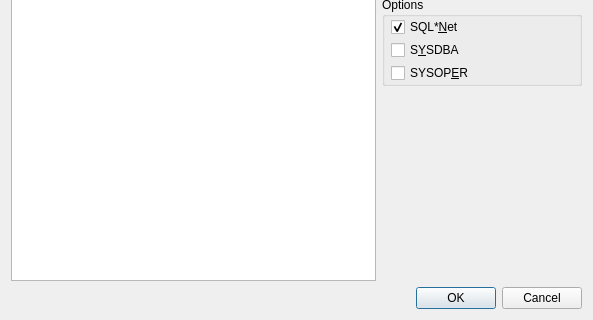
Old version of the form src/tonewconnectionui.ui in the repository tora-tool/tora; both pictures show x 0 to 593 and y 239 to 559 of the 593 by 559 pixel window.
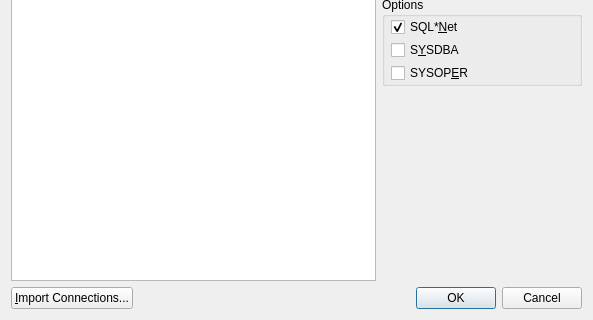
New version of the form.

Commit message: Import connections from the others apps (Oracle SQL developer only now)

What changed in the file:
```diff
--- a/src/tonewconnectionui.ui
+++ b/src/tonewconnectionui.ui
@@ -12,8 +12,8 @@
   <property name="windowTitle" >
    <string>New connection</string>
   </property>
-  <layout class="QVBoxLayout" >
-   <item>
+  <layout class="QGridLayout" name="gridLayout" >
+   <item row="0" column="0" colspan="2" >
     <layout class="QHBoxLayout" >
      <item>
       <layout class="QVBoxLayout" >
@@ -368,13 +368,20 @@
      </item>
     </layout>
    </item>
-   <item>
+   <item row="1" column="0" >
+    <widget class="QPushButton" name="ImportButton" >
+     <property name="text" >
+      <string>&amp;Import Connections...</string>
+     </property>
+    </widget>
+   </item>
+   <item row="1" column="1" >
     <widget class="QDialogButtonBox" name="ButtonBox" >
      <property name="orientation" >
       <enum>Qt::Horizontal</enum>
      </property>
      <property name="standardButtons" >
-      <set>QDialogButtonBox::Cancel|QDialogButtonBox::NoButton|QDialogButtonBox::Ok</set>
+      <set>QDialogButtonBox::Cancel|QDialogButtonBox::Ok</set>
      </property>
     </widget>
    </item>
```
Left out of the diff: 2 changed lines with no effect on the pictures. The commit also changes 11 other files.
